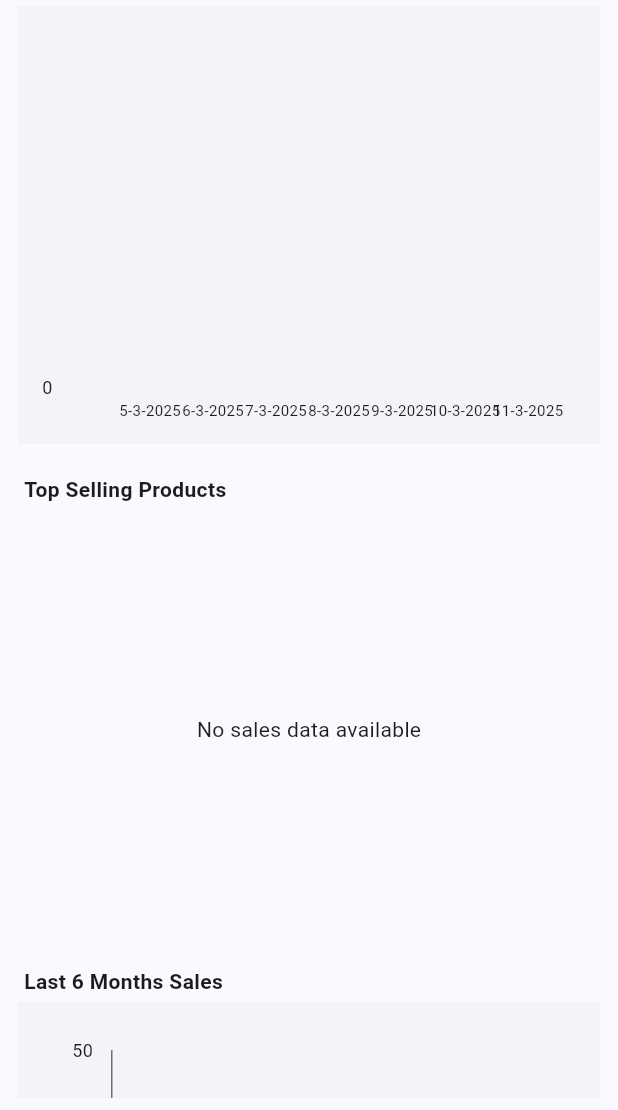
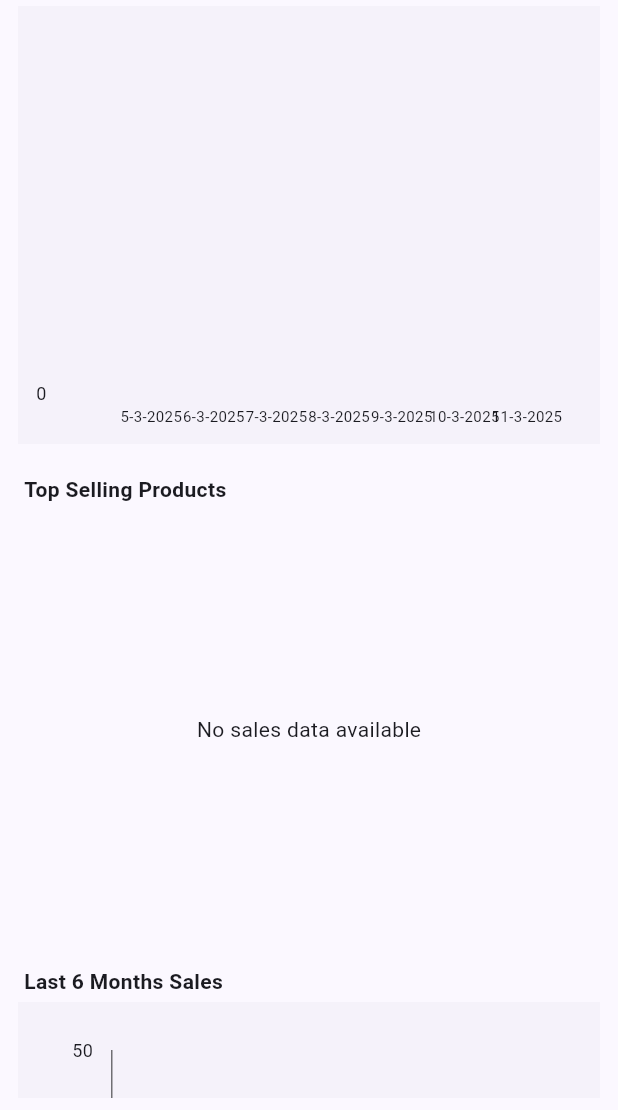
Before and after one commit to yadavkhushwant/flutter-billing-app, a Flutter app: the screen it shows after launch, on a phone screen of 412 x 824 dp, the part 126-1236 px from its top. Run offline on Flutter 3.47's test engine with Material 3 defaults, Android fonts, the phone set to English and light mode, and no system bars; drawn by our look-alikes of fl_chart; our stand-ins replace dropdown_search, get, image_picker, motion_toast, pdf, printing and 2 more; missing offline and left inert: pluto_grid; accounts and stored records are empty.

Commit message:
add feat

```diff
--- a/lib/widget/daily_sales_chart.dart
+++ b/lib/widget/daily_sales_chart.dart
@@ -28,7 +28,7 @@ class DailySalesChart extends StatelessWidget {
             BarChartRodData(
               toY: item['total_sales'], // Sales amount
               color: Colors.blue, // Customize color
-              width: 20,
+              width: 10,
               borderRadius: BorderRadius.circular(4),
             ),
           ],
@@ -44,7 +44,7 @@ class DailySalesChart extends StatelessWidget {
           elevation: 0,
           shape: RoundedRectangleBorder(borderRadius: BorderRadius.circular(0)),
           child: Padding(
-            padding: const EdgeInsets.all(16.0),
+            padding: const EdgeInsets.only(top: 32.0, bottom: 12.0, left: 12.0, right: 12.0),
             child: BarChart(
               BarChartData(
                 barGroups: barGroups,
```
Also changed, not shown: 1 other file.
